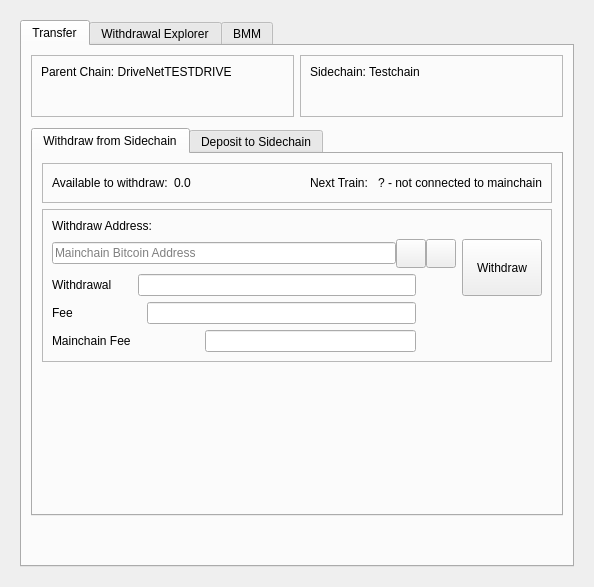
Above: src/qt/forms/sidechainpage.ui from skydogenet/sidechains before the change. Below: the same form after it.
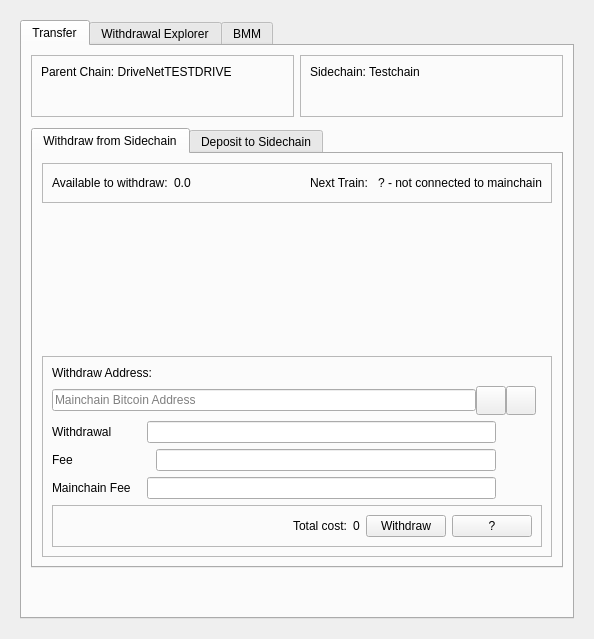
That is the form after the change. Icons and pictures are not drawn. Custom widgets are drawn as their Qt base class.

Commit message: Add wt total amount to wt GUI

What changed in the file:
```diff
--- a/src/qt/forms/sidechainpage.ui
+++ b/src/qt/forms/sidechainpage.ui
@@ -7,7 +7,7 @@
     <x>0</x>
     <y>0</y>
     <width>594</width>
-    <height>587</height>
+    <height>639</height>
    </rect>
   </property>
   <property name="sizePolicy">
@@ -153,6 +153,19 @@
                  </layout>
                 </widget>
                </item>
+               <item>
+                <spacer name="verticalSpacer_7">
+                 <property name="orientation">
+                  <enum>Qt::Vertical</enum>
+                 </property>
+                 <property name="sizeHint" stdset="0">
+                  <size>
+                   <width>20</width>
+                   <height>40</height>
+                  </size>
+                 </property>
+                </spacer>
+               </item>
                <item>
                 <widget class="QFrame" name="frame_8">
                  <property name="sizePolicy">
@@ -168,6 +181,13 @@
                   <enum>QFrame::Raised</enum>
                  </property>
                  <layout class="QGridLayout" name="gridLayout_5">
+                  <item row="0" column="0">
+                   <widget class="QLabel" name="label_9">
+                    <property name="text">
+                     <string>Withdraw Address:</string>
+                    </property>
+                   </widget>
+                  </item>
                   <item row="1" column="0">
                    <layout class="QHBoxLayout" name="payToLayout">
                     <property name="spacing">
@@ -231,13 +251,6 @@
                     </item>
                    </layout>
                   </item>
-                  <item row="0" column="0">
-                   <widget class="QLabel" name="label_9">
-                    <property name="text">
-                     <string>Withdraw Address:</string>
-                    </property>
-                   </widget>
-                  </item>
                   <item row="2" column="0">
                    <layout class="QHBoxLayout" name="horizontalLayoutAmount" stretch="0,0,0,0">
                     <item>
@@ -257,7 +270,7 @@
                       </property>
                       <property name="sizeHint" stdset="0">
                        <size>
-                        <width>20</width>
+                        <width>29</width>
                         <height>20</height>
                        </size>
                       </property>
@@ -284,19 +297,6 @@
                     </item>
                    </layout>
                   </item>
-                  <item row="1" column="1" rowspan="2">
-                   <widget class="QPushButton" name="pushButtonWT">
-                    <property name="sizePolicy">
-                     <sizepolicy hsizetype="Minimum" vsizetype="Minimum">
-                      <horstretch>0</horstretch>
-                      <verstretch>0</verstretch>
-                     </sizepolicy>
-                    </property>
-                    <property name="text">
-                     <string>Withdraw</string>
-                    </property>
-                   </widget>
-                  </item>
                   <item row="3" column="0">
                    <layout class="QHBoxLayout" name="horizontalLayoutAmount_2" stretch="0,0,0,0">
                     <item>
@@ -316,7 +316,7 @@
                       </property>
                       <property name="sizeHint" stdset="0">
                        <size>
-                        <width>68</width>
+                        <width>77</width>
                         <height>20</height>
                        </size>
                       </property>
@@ -362,7 +362,7 @@
                       </property>
                       <property name="sizeHint" stdset="0">
                        <size>
-                        <width>68</width>
+                        <width>10</width>
                         <height>20</height>
                        </size>
                       </property>
@@ -389,22 +389,68 @@
                     </item>
                    </layout>
                   </item>
+                  <item row="5" column="0" colspan="2">
+                   <widget class="QFrame" name="frame_11">
+                    <property name="frameShape">
+                     <enum>QFrame::StyledPanel</enum>
+                    </property>
+                    <property name="frameShadow">
+                     <enum>QFrame::Raised</enum>
+                    </property>
+                    <layout class="QGridLayout" name="gridLayout_19">
+                     <item row="0" column="1">
+                      <widget class="QLabel" name="label_32">
+                       <property name="text">
+                        <string>Total cost:</string>
+                       </property>
+                      </widget>
+                     </item>
+                     <item row="0" column="0">
+                      <spacer name="horizontalSpacer_10">
+                       <property name="orientation">
+                        <enum>Qt::Horizontal</enum>
+                       </property>
+                       <property name="sizeHint" stdset="0">
+                        <size>
+                         <width>40</width>
+                         <height>20</height>
+                        </size>
+                       </property>
+                      </spacer>
+                     </item>
+                     <item row="0" column="2">
+                      <widget class="QLabel" name="labelTotalWT">
+                       <property name="text">
+                        <string>0</string>
+                       </property>
+                      </widget>
+                     </item>
+                     <item row="0" column="3">
+                      <widget class="QPushButton" name="pushButtonWT">
+                       <property name="sizePolicy">
+                        <sizepolicy hsizetype="Minimum" vsizetype="Minimum">
+                         <horstretch>0</horstretch>
+                         <verstretch>0</verstretch>
+                        </sizepolicy>
+                       </property>
+                       <property name="text">
+                        <string>Withdraw</string>
+                       </property>
+                      </widget>
+                     </item>
+                     <item row="0" column="4">
+                      <widget class="QPushButton" name="pushButtonWTHelp">
+                       <property name="text">
+                        <string>?</string>
+                       </property>
+                      </widget>
+                     </item>
+                    </layout>
+                   </widget>
+                  </item>
                  </layout>
                 </widget>
                </item>
-               <item>
-                <spacer name="verticalSpacer_7">
-                 <property name="orientation">
-                  <enum>Qt::Vertical</enum>
-                 </property>
-                 <property name="sizeHint" stdset="0">
-                  <size>
-                   <width>20</width>
-                   <height>40</height>
-                  </size>
-                 </property>
-                </spacer>
-               </item>
               </layout>
              </widget>
              <widget class="QWidget" name="Deposit">
```
The commit also changes 2 other files.
